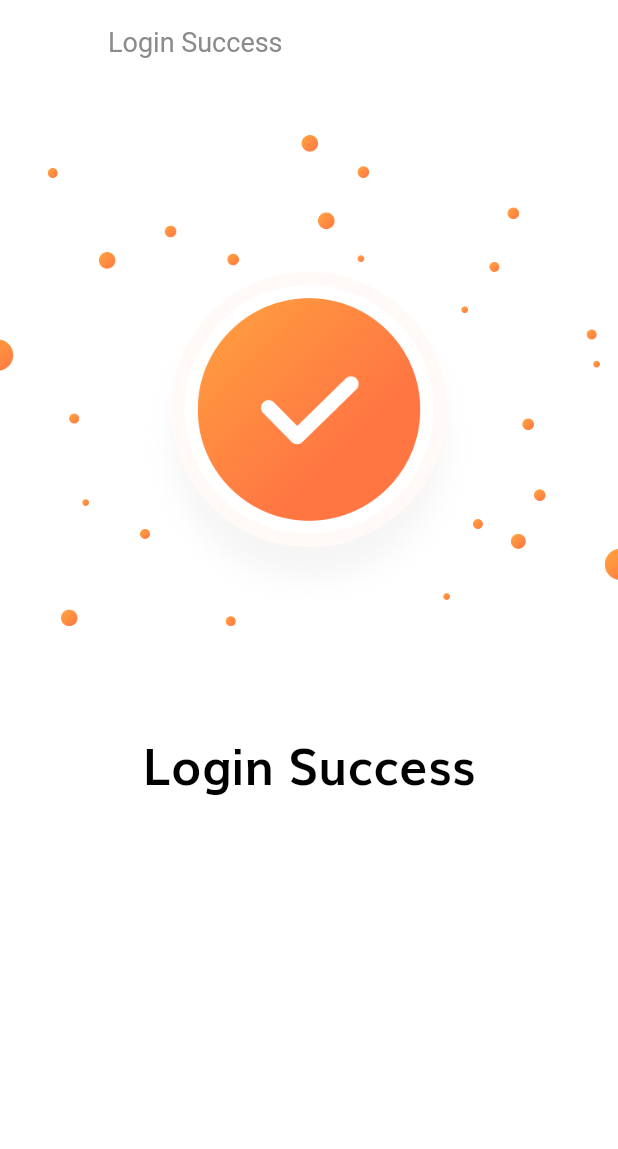
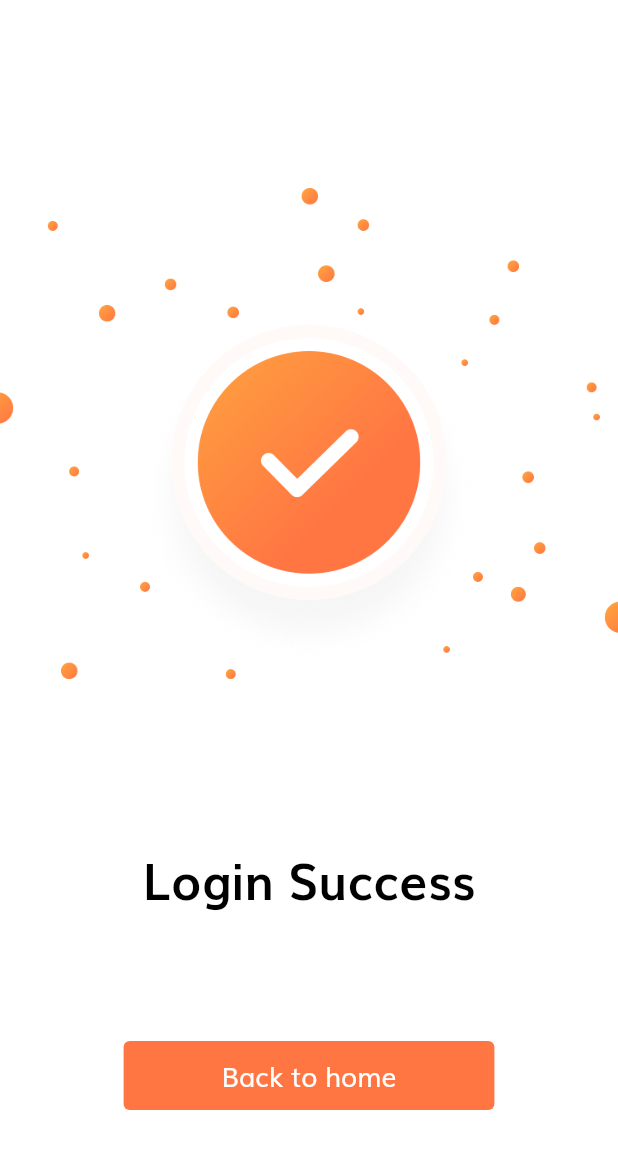
Before and after one commit to abdul737/online_market_client, a Flutter app: the LoginSuccessScreen screen opened by its route, on a phone screen of 412 x 824 dp. Shown: the top 1149 px of the screen. Run offline on Flutter 3.47's test engine with Material 2 defaults, Android fonts, the phone set to English and light mode, and no system bars; our stand-ins replace flutter_svg.

Commit message:
Fixed bugs

```diff
--- a/lib/components/default_button.dart
+++ b/lib/components/default_button.dart
@@ -14,23 +14,18 @@ class DefaultButton extends StatelessWidget {
 
   @override
   Widget build(BuildContext context) {
-    return SizedBox(
-      width: double.infinity,
-      height: getProportionateScreenHeight(56),
-      child: TextButton(
+    return TextButton(
       onPressed: press,
       child: Text(
         text,
         style: TextStyle(
-            fontSize: getProportionateScreenWidth(18),
+          fontSize: getProportionateScreenWidth(16),
           color: Colors.white,
         ),
       ),
-        style: TextButton.styleFrom(
-          shape:
-              RoundedRectangleBorder(borderRadius: BorderRadius.circular(20)),
+      style: ElevatedButton.styleFrom(
+        padding: const EdgeInsets.symmetric(horizontal: 15, vertical: 10),
         primary: kPrimaryColor,
-        ),
       ),
     );
   }
--- a/lib/main.dart
+++ b/lib/main.dart
@@ -9,6 +9,7 @@ void main() {
 }
 
 class MyApp extends StatelessWidget {
+
   // This widget is the root of your application.
   @override
   Widget build(BuildContext context) {
--- a/lib/screens/forgot_password/forgot_password_screen.dart
+++ b/lib/screens/forgot_password/forgot_password_screen.dart
@@ -8,7 +8,7 @@ class ForgotPasswordScreen extends StatelessWidget {
   Widget build(BuildContext context) {
     return Scaffold(
       appBar: AppBar(
-        title: Text("Forgot Password"),
+        title:const Text("Forgot Password"),
       ),
       body: Body(),
     );
--- a/lib/screens/login_success/components/body.dart
+++ b/lib/screens/login_success/components/body.dart
@@ -8,10 +8,12 @@ class Body extends StatelessWidget {
   Widget build(BuildContext context) {
     return Column(
       children: [
-        SizedBox(height: SizeConfig.screenHeight * 0.04),
-        Image.asset(
-          "assets/images/success.png",
-          height: SizeConfig.screenHeight * 0.4, //40%
+        Spacer(),
+        Center(
+          child: Image.asset(
+            "assets/images/success.png",
+            height: SizeConfig.screenWidth, //40%)  ,
+          ),
         ),
         SizedBox(height: SizeConfig.screenHeight * 0.08),
         Text(
--- a/lib/screens/login_success/login_success_screen.dart
+++ b/lib/screens/login_success/login_success_screen.dart
@@ -7,10 +7,6 @@ class LoginSuccessScreen extends StatelessWidget {
   @override
   Widget build(BuildContext context) {
     return Scaffold(
-      appBar: AppBar(
-        leading: SizedBox(),
-        title: Text("Login Success"),
-      ),
       body: Body(),
     );
   }
--- a/lib/screens/splash/components/body.dart
+++ b/lib/screens/splash/components/body.dart
@@ -72,7 +72,10 @@ class _BodyState extends State<Body> {
                     DefaultButton(
                       text: "Continue",
                       press: () {
-                        Navigator.pushNamed(context, SignInScreen.routeName);
+                        Navigator.pushNamed(
+                          context,
+                          SignInScreen.routeName,
+                        );
                       },
                     ),
                     const Spacer(),
--- a/lib/theme.dart
+++ b/lib/theme.dart
@@ -40,7 +40,7 @@ TextTheme textTheme() {
 
 AppBarTheme appBarTheme() {
   return AppBarTheme(
-    color: Colors.white,
+    color: Colors.grey,
     elevation: 0,
     brightness: Brightness.light,
     iconTheme: IconThemeData(color: Colors.black),
```
Lines whose indentation alone changed are shown as unchanged.
